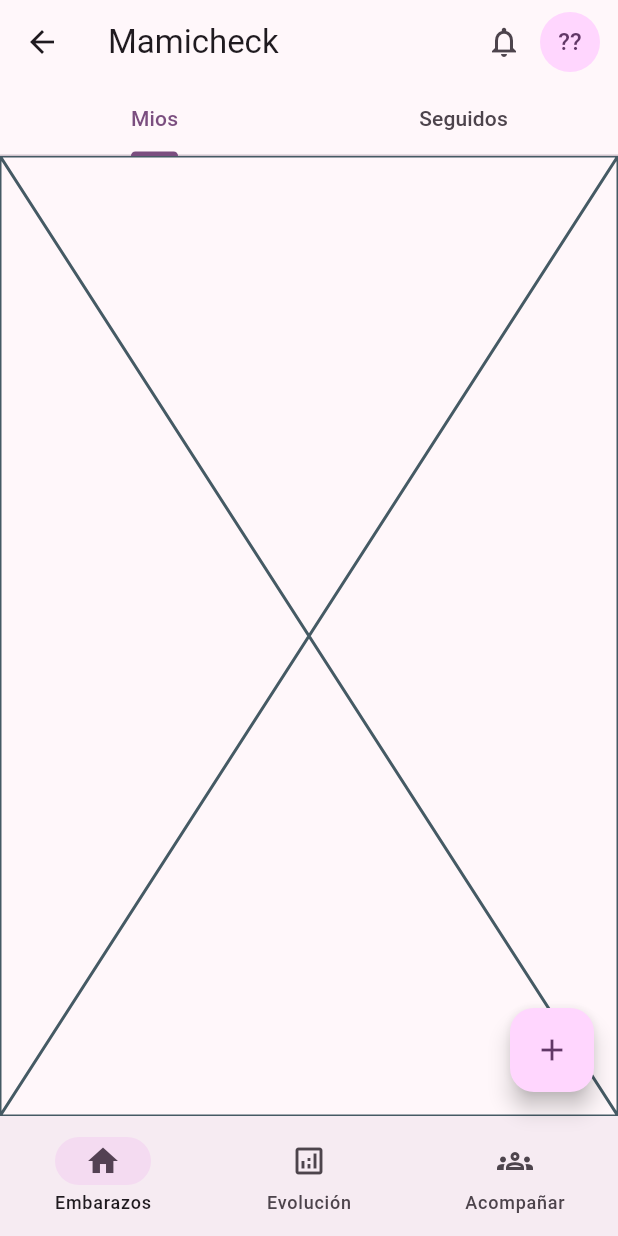
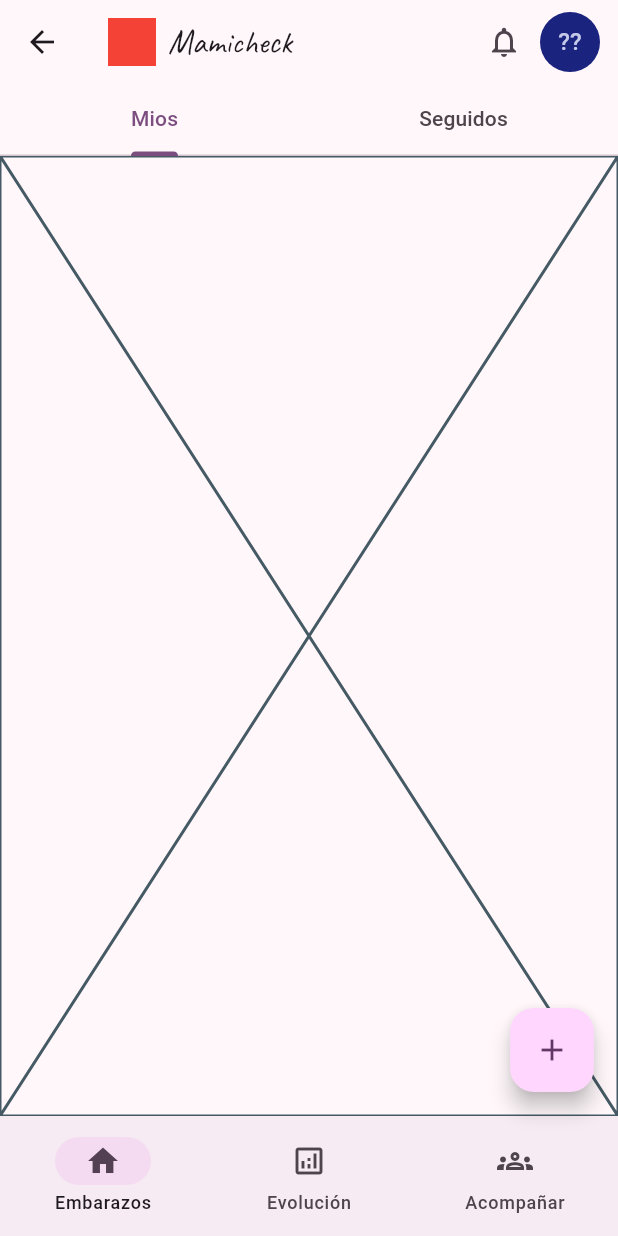
Before and after one commit to Coragyps/mamicheckapp, a Flutter app: the HomeScreen screen opened by its route, on a phone screen of 412 x 824 dp. Run offline on Flutter 3.47's test engine with Material 3 defaults, Android fonts, the phone set to English and light mode, and no system bars; our stand-ins replace firebase_auth, firebase_core, google_fonts; accounts and stored records are empty.

Commit message:
test font + colores icono

```diff
--- a/lib/screens/home/home_screen.dart
+++ b/lib/screens/home/home_screen.dart
@@ -1,8 +1,11 @@
+import 'dart:math';
+
 import 'package:firebase_auth/firebase_auth.dart';
 import 'package:flutter/material.dart';
 import 'package:mamicheckapp/navigation/arguments.dart';
 import 'package:mamicheckapp/screens/screens.dart';
 import 'package:mamicheckapp/services/auth_service.dart';
+import 'package:google_fonts/google_fonts.dart';
 
 class HomeScreen extends StatefulWidget {
   const HomeScreen({super.key});
@@ -21,6 +24,11 @@ class _HomeScreenState extends State<HomeScreen> {
     [ContactScreen(), 'Acompañar', Icon(Icons.groups_outlined), Icon(Icons.groups)],
   ];
 
+  MaterialColor _profileColor(String email) {
+    final hash = email.hashCode;
+    return Colors.primaries[hash.abs() % Colors.primaries.length];
+  }
+
   @override
   Widget build(BuildContext context) {
     return Scaffold(
@@ -32,8 +40,21 @@ class _HomeScreenState extends State<HomeScreen> {
   }
 
   PreferredSizeWidget _titlebar(BuildContext context, firebaseuser) {
+    final email = firebaseuser.email.toString().isNotEmpty ? firebaseuser.email.toString()[0].toUpperCase()+firebaseuser.email.toString()[1] : '??';
+    final baseColor = _profileColor(email);
+
     return AppBar(
-      title: const Text('Mamicheck'),
+      title: Row(
+        children: [
+          Container(
+            width: 32,
+            height: 32,
+            color: Colors.red, // Placeholder: cuadrado rojo
+          ),
+          const SizedBox(width: 8),
+          Text('Mamicheck', style: GoogleFonts.caveat(),),
+        ],
+      ),
       actions: [
         IconButton(
           tooltip: 'Notificaciones',
@@ -45,7 +66,7 @@ class _HomeScreenState extends State<HomeScreen> {
         Padding(
           padding: const EdgeInsets.only(right: 12),
           child: PopupMenuButton<String>(
-            tooltip: 'Menu de Opciones',
+            tooltip: 'Menú de Opciones',
             onSelected: (String value) {
               switch (value) {
                 case 'profile':
@@ -123,7 +144,8 @@ class _HomeScreenState extends State<HomeScreen> {
               )),
             ],
             child: CircleAvatar(
-              child: Text(firebaseuser.email.toString().isNotEmpty ? firebaseuser.email.toString()[0].toUpperCase()+firebaseuser.email.toString()[1] : '??'),
+              backgroundColor: baseColor.shade900,
+              child: Text(email, style: TextStyle(color: baseColor.shade100),),
             ),
           ),
         )
--- a/pubspec.yaml
+++ b/pubspec.yaml
@@ -36,6 +36,7 @@ dependencies:
   cupertino_icons: ^1.0.8
   firebase_core: ^3.13.0
   firebase_auth: ^5.5.3
+  google_fonts: ^6.2.1
 
 dev_dependencies:
   flutter_test:
```
Also changed, not shown: pubspec.lock, 1 other file.
